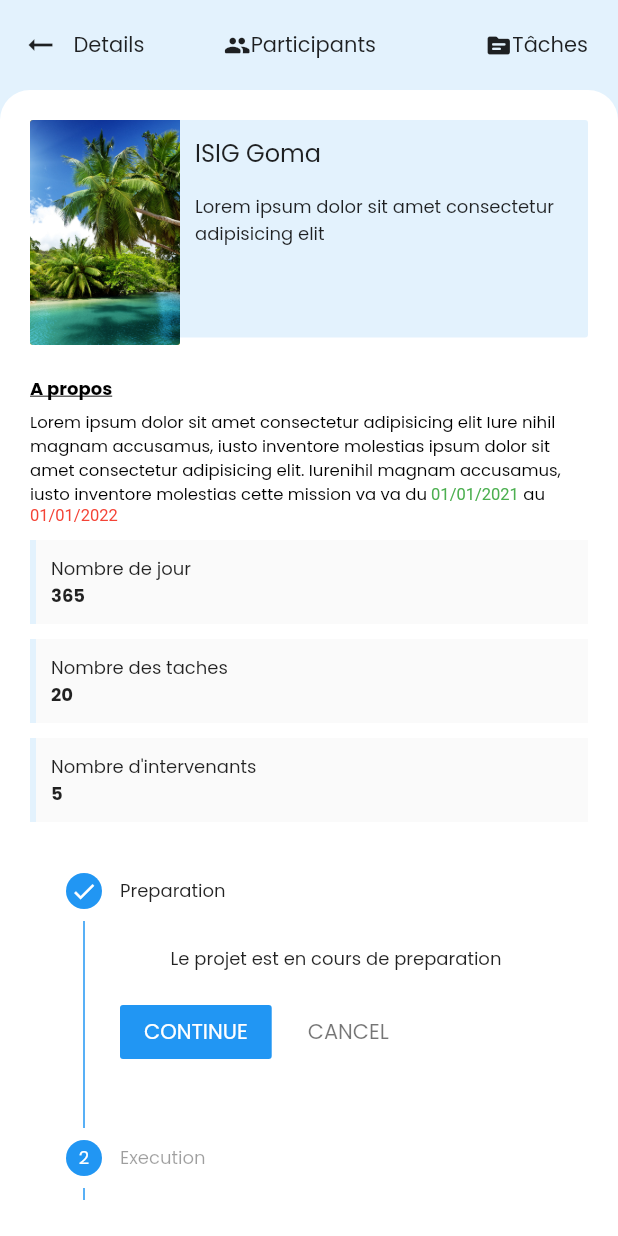
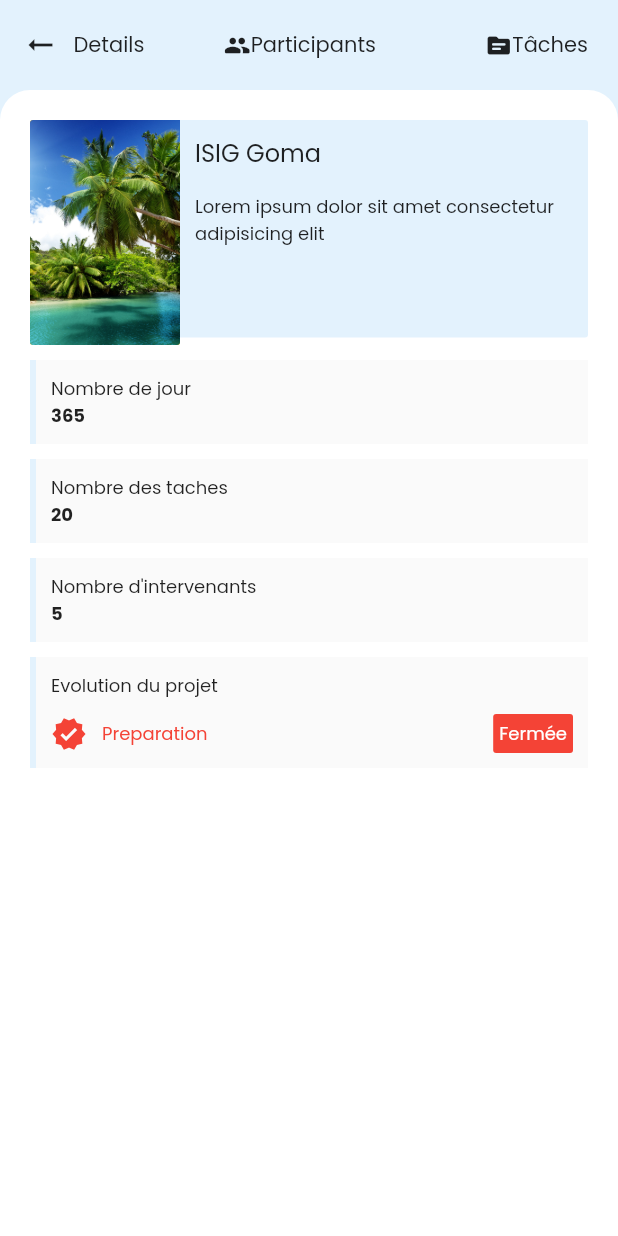
Before and after one commit to Optimus-ged/test_project, a Flutter app: the MissionDetails screen opened directly, on a phone screen of 412 x 824 dp. Run offline on Flutter 3.47's test engine with Material 2 defaults, Android fonts, the phone set to English and light mode, and no system bars; our stand-ins replace bloc, equatable, flutter_bloc, fluttertoast, get_it, image_picker and 1 more; accounts and stored records are empty.

Commit message:
Customing the stepper

```diff
--- a/lib/ui/screens/mission_details.dart
+++ b/lib/ui/screens/mission_details.dart
@@ -113,7 +113,7 @@ class _MissionDetailsState extends State<MissionDetails> {
             ),
           ),
           Text('Details'),
-           Spacer(),
+          Spacer(),
           GestureDetector(
             onTap: () => Navigator.of(context).push(
               MaterialPageRoute(
@@ -176,49 +176,62 @@ class _MissionDetailsState extends State<MissionDetails> {
                     children: [
                       SizedBox(height: 20),
                       _buildMissionItem(),
-                      SizedBox(height: 20),
-                      Text(
-                        'A propos',
-                        style: TextStyle(
-                          fontSize: 12,
-                          color: Colors.black,
-                          fontWeight: FontWeight.w600,
-                          decoration: TextDecoration.underline,
-                        ),
-                      ),
-                      SizedBox(height: 5),
-                      RichText(
-                        text: TextSpan(
-                          text:
-                              'Lorem ipsum dolor sit amet consectetur adipisicing elit Iure nihil magnam accusamus, iusto inventore molestias ipsum dolor sit amet consectetur adipisicing elit. Iurenihil magnam accusamus, iusto inventore molestias cette mission va va du',
-                          style: TextStyle(
-                              fontSize: 11,
-                              fontFamily: '${CustomTheme.secondaryFont}',
-                              color: Colors.black),
-                          children: const <TextSpan>[
-                            TextSpan(
-                              text: ' 01/01/2021',
-                              style: TextStyle(
-                                color: Colors.green,
-                                // fontWeight: FontWeight.w600,
-                              ),
-                            ),
-                            TextSpan(text: ' au'),
-                            TextSpan(
-                              text: ' 01/01/2022',
-                              style: TextStyle(
-                                // fontWeight: FontWeight.w600,
-                                color: Colors.red,
-                              ),
-                            ),
-                          ],
-                        ),
-                      ),
+                      // SizedBox(height: 20),
+                      // Text(
+                      //   'A propos',
+                      //   style: TextStyle(
+                      //     fontSize: 12,
+                      //     color: Colors.black,
+                      //     fontWeight: FontWeight.w600,
+                      //     decoration: TextDecoration.underline,
+                      //   ),
+                      // ),
+                      // SizedBox(height: 5),
+                      // RichText(
+                      //   text: TextSpan(
+                      //     text:
+                      //         'Lorem ipsum dolor sit amet consectetur adipisicing elit Iure nihil magnam accusamus, iusto inventore molestias ipsum dolor sit amet consectetur adipisicing elit. Iurenihil magnam accusamus, iusto inventore molestias cette mission va va du',
+                      //     style: TextStyle(
+                      //         fontSize: 11,
+                      //         fontFamily: '${CustomTheme.secondaryFont}',
+                      //         color: Colors.black),
+                      //     children: const <TextSpan>[
+                      //       TextSpan(
+                      //         text: ' 01/01/2021',
+                      //         style: TextStyle(
+                      //           color: Colors.green,
+                      //           // fontWeight: FontWeight.w600,
+                      //         ),
+                      //       ),
+                      //       TextSpan(text: ' au'),
+                      //       TextSpan(
+                      //         text: ' 01/01/2022',
+                      //         style: TextStyle(
+                      //           // fontWeight: FontWeight.w600,
+                      //           color: Colors.red,
+                      //         ),
+                      //       ),
+                      //     ],
+                      //   ),
+                      // ),
                       SizedBox(height: 10),
                       _buildItem(title: 'Nombre de jour', number: '365'),
                       _buildItem(title: 'Nombre des taches', number: '20'),
                       _buildItem(title: 'Nombre d\'intervenants', number: 5),
-                      BuildStepper(),
+                      // BuildStepper(),
+                      Container(
+                        width: MediaQuery.of(context).size.width - 40,
+                        padding:
+                            EdgeInsets.symmetric(vertical: 10, horizontal: 10),
+                        margin: EdgeInsets.only(bottom: 10),
+                        decoration: BoxDecoration(
+                          color: Colors.grey[50],
+                          border: Border(
+                            left: BorderSide(width: 4, color: Colors.blue[50]),
+                          ),
+                        ),
+                        child: BuildStepper()
+                      )
                     ],
                   ),
                 ),
--- a/lib/ui/screens/mission_page.dart
+++ b/lib/ui/screens/mission_page.dart
@@ -187,12 +187,6 @@ class MissionPage extends StatelessWidget {
           ),
           _buildMissionItem(),
           _buildMissionItem(),
-          // _buildMissionItem(),
-          // _buildMissionItem(),
-          // _buildMissionItem(),
-          // _buildMissionItem(),
-          // _buildMissionItem(),
-          // _buildMissionItem(),
         ],
       ),
     );
--- a/lib/ui/widgets/stepper_widget.dart
+++ b/lib/ui/widgets/stepper_widget.dart
@@ -12,100 +12,165 @@ class _BuildStepperState extends State<BuildStepper> {
   StepperType _stepperType = StepperType.vertical;
   @override
   Widget build(BuildContext context) {
-    return Container(
+    return Column(
+      crossAxisAlignment: CrossAxisAlignment.start,
+      children: [
+        Container(
+          child: Text(
+            'Evolution du projet',
+            style: TextStyle(
+              fontSize: 12,
+            ),
+          ),
+        ),
+        Container(
           child: Column(
             children: [
-          Stepper(
-            type: _stepperType,
-            currentStep: _currentStep,
-            physics: ScrollPhysics(),
-            onStepTapped: (step) => tapped(step),
-            onStepContinue: continued,
-            onStepCancel: canceled,
-            steps: <Step>[
-              Step(
-                title: Text(
-                  "Preparation",
-                  style: TextStyle(fontSize: 12),
+              Container(
+                margin: EdgeInsets.only(top: 10),
+                child: Row(
+                  children: [
+                    Icon(
+                      Icons.verified,
+                      color: Colors.red,
                     ),
-                content: Text(
-                  'Le projet est en cours de preparation',
-                  style: TextStyle(fontSize: 12),
+                    SizedBox(width: 10),
+                    Expanded(
+                      child: Container(
+                        child: Column(
+                          children: [
+                            Row(
+                              mainAxisAlignment: MainAxisAlignment.spaceBetween,
+                              children: [
+                                Text(
+                                  'Preparation',
+                                  style: TextStyle(
+                                    fontSize: 12,
+                                    color: Colors.red,
                                   ),
-                isActive: _currentStep >= 0,
-                state:
-                    _currentStep >= 0 ? StepState.complete : StepState.disabled,
                                 ),
-              Step(
-                title: Text(
-                  "Execution",
-                  style: TextStyle(fontSize: 12),
+                                Container(
+                                  decoration: BoxDecoration(
+                                    color: Colors.red,
+                                    borderRadius: BorderRadius.circular(2),
                                   ),
-                content: Text(
-                  'Le projet est en cours d\execution',
-                  style: TextStyle(fontSize: 12),
+                                  padding: EdgeInsets.all(4),
+                                  child: Text(
+                                    'Fermée',
+                                    style: TextStyle(
+                                      fontSize: 12,
+                                      color: Colors.white,
                                     ),
-                isActive: _currentStep >= 0,
-                state:
-                    _currentStep >= 1 ? StepState.complete : StepState.disabled,
                                   ),
-              Step(
-                title: Text(
-                  "Netoyage",
-                  style: TextStyle(fontSize: 12),
-                ),
-                content: Text(
-                  'Le projet est en cours de netoyage',
-                  style: TextStyle(fontSize: 12),
-                ),
-                isActive: _currentStep >= 0,
-                state:
-                    _currentStep >= 2 ? StepState.complete : StepState.disabled,
-              ),
-              Step(
-                title: Text(
-                  "Analyse",
-                  style: TextStyle(fontSize: 12),
-                ),
-                content: Text(
-                  'Le projet est en cours d\'analyse',
-                  style: TextStyle(fontSize: 12),
-                ),
-                isActive: _currentStep >= 0,
-                state:
-                    _currentStep >= 3 ? StepState.complete : StepState.disabled,
-              ),
-              Step(
-                title: Text(
-                  "Rapport",
-                  style: TextStyle(fontSize: 12),
-                ),
-                content: Text(
-                  'Rapport en cours d\'edition',
-                  style: TextStyle(fontSize: 12),
-                ),
-                isActive: _currentStep >= 0,
-                state:
-                    _currentStep >= 4 ? StepState.complete : StepState.disabled,
-              ),
-              Step(
-                title: Text(
-                  "Presentation",
-                  style: TextStyle(fontSize: 12),
-                ),
-                content: Text(
-                  'Presentation en cours',
-                  style: TextStyle(fontSize: 12),
-                ),
-                isActive: _currentStep >= 0,
-                state:
-                    _currentStep >= 5 ? StepState.complete : StepState.disabled,
-              ),
+                                )
                               ],
                             ),
                           ],
                         ),
+                      ),
+                    )
+                  ],
+                ),
+              )
+            ],
+          ),
+        ),
+      ],
     );
+    // return Container(
+    //   child: Column(
+    //     children: [
+    //       Stepper(
+    //         type: _stepperType,
+    //         currentStep: _currentStep,
+    //         physics: ScrollPhysics(),
+    //         onStepTapped: (step) => tapped(step),
+    //         onStepContinue: continued,
+    //         onStepCancel: canceled,
+    //         steps: <Step>[
+    //           Step(
+    //             title: Text(
+    //               "Preparation",
+    //               style: TextStyle(fontSize: 12),
+    //             ),
+    //             content: Text(
+    //               'Le projet est en cours de preparation',
+    //               style: TextStyle(fontSize: 12),
+    //             ),
+    //             isActive: _currentStep >= 0,
+    //             state:
+    //                 _currentStep >= 0 ? StepState.complete : StepState.disabled,
+    //           ),
+    //           Step(
+    //             title: Text(
+    //               "Execution",
+    //               style: TextStyle(fontSize: 12),
+    //             ),
+    //             content: Text(
+    //               'Le projet est en cours d\execution',
+    //               style: TextStyle(fontSize: 12),
+    //             ),
+    //             isActive: _currentStep >= 0,
+    //             state:
+    //                 _currentStep >= 1 ? StepState.complete : StepState.disabled,
+    //           ),
+    //           Step(
+    //             title: Text(
+    //               "Netoyage",
+    //               style: TextStyle(fontSize: 12),
+    //             ),
+    //             content: Text(
+    //               'Le projet est en cours de netoyage',
+    //               style: TextStyle(fontSize: 12),
+    //             ),
+    //             isActive: _currentStep >= 0,
+    //             state:
+    //                 _currentStep >= 2 ? StepState.complete : StepState.disabled,
+    //           ),
+    //           Step(
+    //             title: Text(
+    //               "Analyse",
+    //               style: TextStyle(fontSize: 12),
+    //             ),
+    //             content: Text(
+    //               'Le projet est en cours d\'analyse',
+    //               style: TextStyle(fontSize: 12),
+    //             ),
+    //             isActive: _currentStep >= 0,
+    //             state:
+    //                 _currentStep >= 3 ? StepState.complete : StepState.disabled,
+    //           ),
+    //           Step(
+    //             title: Text(
+    //               "Rapport",
+    //               style: TextStyle(fontSize: 12),
+    //             ),
+    //             content: Text(
+    //               'Rapport en cours d\'edition',
+    //               style: TextStyle(fontSize: 12),
+    //             ),
+    //             isActive: _currentStep >= 0,
+    //             state:
+    //                 _currentStep >= 4 ? StepState.complete : StepState.disabled,
+    //           ),
+    //           Step(
+    //             title: Text(
+    //               "Presentation",
+    //               style: TextStyle(fontSize: 12),
+    //             ),
+    //             content: Text(
+    //               'Presentation en cours',
+    //               style: TextStyle(fontSize: 12),
+    //             ),
+    //             isActive: _currentStep >= 0,
+    //             state:
+    //                 _currentStep >= 5 ? StepState.complete : StepState.disabled,
+    //           ),
+    //         ],
+    //       ),
+    //     ],
+    //   ),
+    // );
 
     // return Container(
     //     child: Stepper(
```
Lines whose indentation alone changed are shown as unchanged.
